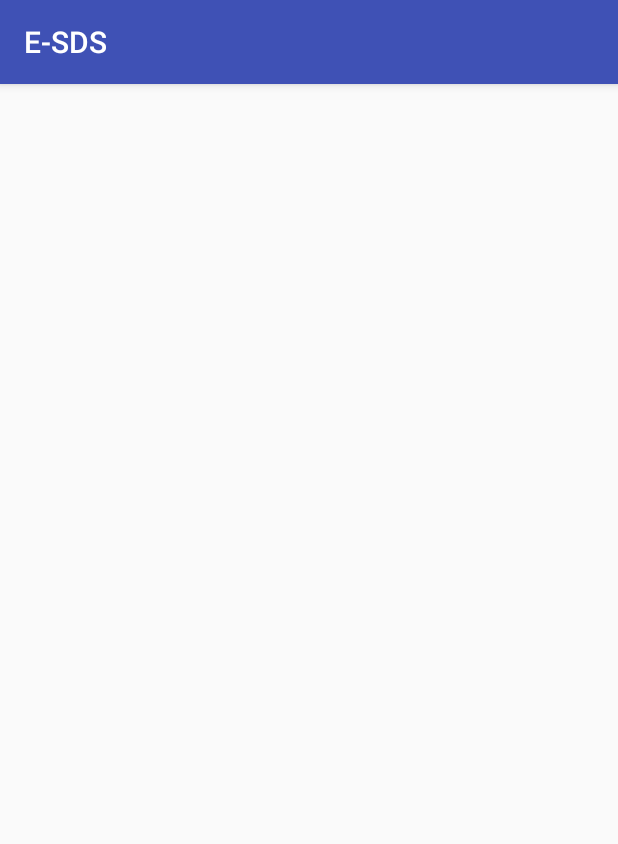
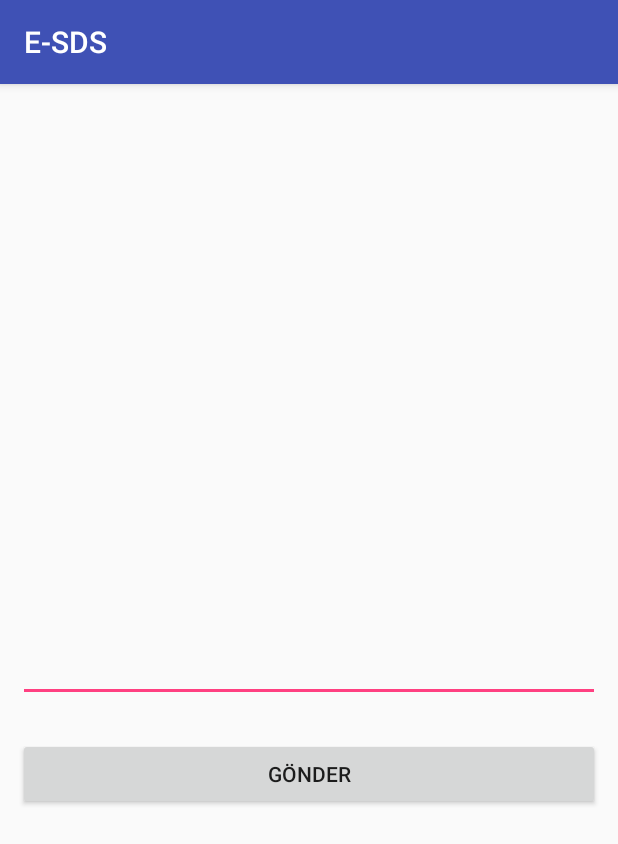
Before and after one commit to burakhelvaci/E-SDS-Mobil-Android, an Android app: the MessageBoxActivity screen opened directly, with no data from a screen before it, on a phone screen of 412 x 824 dp. Shown: the top 844 px of the screen. Run offline under Robolectric (Android 15) with nearby library versions, the phone set to English and light mode, and no system bars; 1 statement that could not run was skipped.

Commit message:
backupV2

```diff
--- a/app/build.gradle
+++ b/app/build.gradle
@@ -44,4 +44,5 @@ dependencies {
 }
 
 
+
 apply plugin: 'com.google.gms.google-services'
--- a/app/src/main/java/com/esds/app/messenger/MessageBoxActivity.java
+++ b/app/src/main/java/com/esds/app/messenger/MessageBoxActivity.java
@@ -2,14 +2,52 @@ package com.esds.app.messenger;
 
 import android.support.v7.app.AppCompatActivity;
 import android.os.Bundle;
+import android.util.Log;
+import android.view.View;
+import android.widget.EditText;
 
 import com.esds.app.R;
+import com.esds.app.enums.Request;
+import com.esds.app.service.RequestService;
+import com.esds.app.service.impl.RequestServiceImpl;
+
+import org.json.JSONException;
+import org.json.JSONObject;
+
+import java.util.HashMap;
 
 public class MessageBoxActivity extends AppCompatActivity {
+
+    private String token;
+    private RequestService requestService;
+    private String hostName;
+    EditText messageEditText;
 
     @Override
     protected void onCreate(Bundle savedInstanceState) {
         super.onCreate(savedInstanceState);
         setContentView(R.layout.activity_message_box);
+
+        String receiver = getIntent().getExtras().getString("receiver");
+        try {
+            token = new JSONObject(receiver).getString("token");
+        } catch (Exception e) {
+            Log.e("Error", "Exception Throwed", e);
+        }
+
+        requestService = new RequestServiceImpl();
+        hostName = getString(R.string.host_name);
+        messageEditText = findViewById(R.id.message_in_sender);
+    }
+
+    public void SendMessage(View view) {
+        try {
+            HashMap<String, String> messageDataSet = new HashMap<String, String>();
+            messageDataSet.put("receiver", token);
+            messageDataSet.put("message", messageEditText.getText().toString());
+            requestService.affect(hostName + "/api/messenger/sendmessage", messageDataSet, Request.POST);
+        } catch (Exception e) {
+            Log.e("Error", "Exception Throwed", e);
+        }
     }
 }
--- a/app/src/main/java/com/esds/app/messenger/MessengerActivity.java
+++ b/app/src/main/java/com/esds/app/messenger/MessengerActivity.java
@@ -19,10 +19,8 @@ import com.esds.app.service.RequestService;
 import com.esds.app.service.impl.RequestServiceImpl;
 
 import org.json.JSONArray;
-import org.json.JSONException;
 import org.json.JSONObject;
 
-import java.util.Arrays;
 import java.util.HashMap;
 
 public class MessengerActivity extends AppCompatActivity implements AdapterView.OnItemClickListener {
--- a/app/src/main/res/layout/activity_message_box.xml
+++ b/app/src/main/res/layout/activity_message_box.xml
@@ -1,6 +1,5 @@
 <?xml version="1.0" encoding="utf-8"?>
-<LinearLayout
-    xmlns:android="http://schemas.android.com/apk/res/android"
+<LinearLayout xmlns:android="http://schemas.android.com/apk/res/android"
     xmlns:app="http://schemas.android.com/apk/res-auto"
     xmlns:tools="http://schemas.android.com/tools"
     android:layout_width="match_parent"
@@ -8,4 +7,17 @@
     android:orientation="vertical"
     tools:context="com.esds.app.messenger.MessageBoxActivity">
 
+    <EditText
+        android:id="@+id/message_in_sender"
+        android:layout_margin="12dp"
+        android:layout_width="match_parent"
+        android:layout_height="400dp" />
+
+    <Button
+        android:onClick="SendMessage"
+        android:text="gönder"
+        android:layout_margin="12dp"
+        android:layout_width="match_parent"
+        android:layout_height="wrap_content" />
+
 </LinearLayout>
--- a/app/src/main/res/values/strings.xml
+++ b/app/src/main/res/values/strings.xml
@@ -10,5 +10,5 @@
     <string name="title_activity_maps">Map</string>
     <string name="title_activity_product">Product</string>
     <string name="title_activity_products">ProductsActivity</string>
-    <string name="host_name">http://192.168.1.34:8084</string>
+    <string name="host_name">http://192.168.43.250:8084</string>
 </resources>
--- a/build.gradle
+++ b/build.gradle
@@ -20,8 +20,11 @@ allprojects {
     repositories {
         google()
         jcenter()
+        maven { url 'https://jitpack.io' }
     }
 }
+
+
 
 task clean(type: Delete) {
     delete rootProject.buildDir
```
Also changed, not shown: app/src/main/AndroidManifest.xml (+9 -10 lines), app/src/main/java/com/esds/app/map/MapActivity.java (+9 -2 lines), app/src/main/java/com/esds/app/messenger/IncomingMessageActivity.java (added, +30 -0 lines), app/src/main/java/com/esds/app/messenger/MyFirebaseMessagingService.java (+33 -14 lines), app/src/main/java/com/esds/app/messenger/SP.java (added, +24 -0 lines), app/src/main/res/layout/activity_incoming_message.xml (added, +30 -0 lines), app/src/main/res/layout/activity_orders.xml (deleted, +0 -9 lines).
